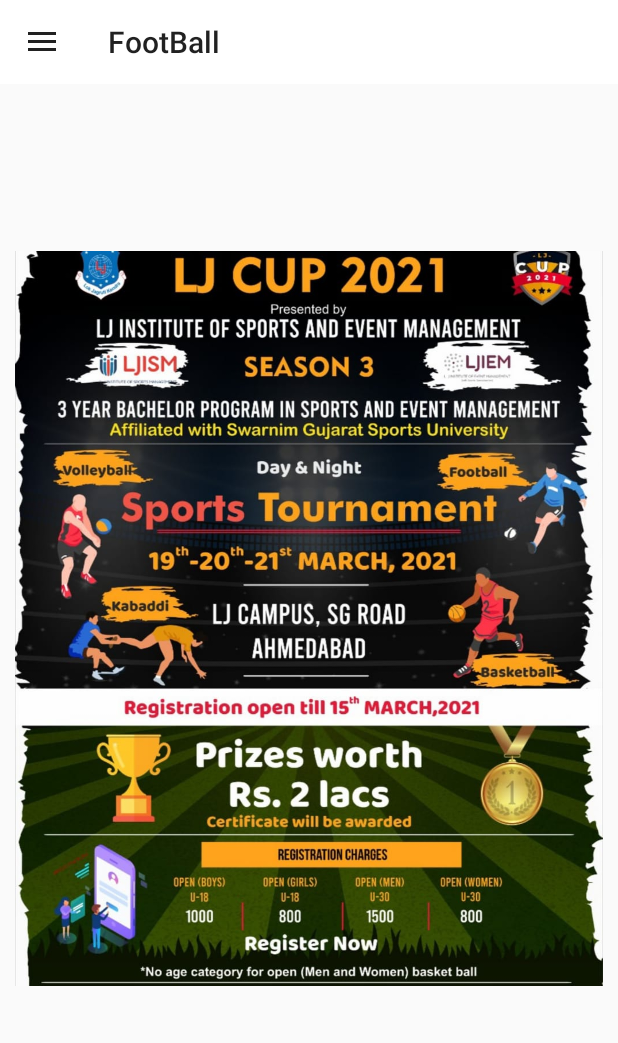
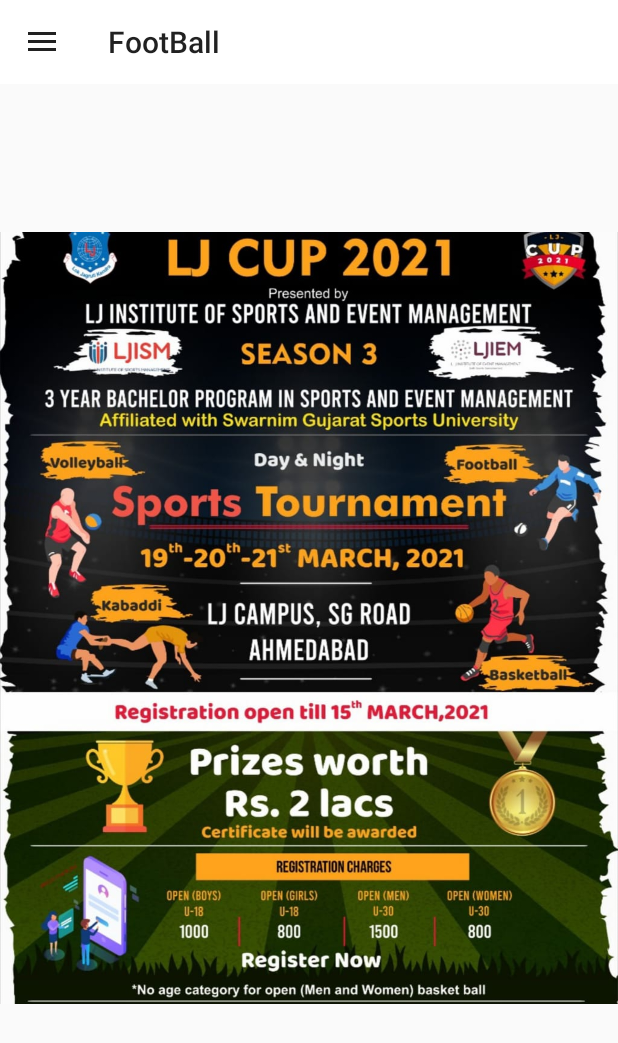
Before and after one commit to Ljcup/Football, an Android app: the Main_Home screen opened directly, with no data from a screen before it, on a phone screen of 412 x 824 dp. Shown: the top 1043 px of the screen. Run offline under Robolectric (Android 15) with nearby library versions, the phone set to English and light mode, and no system bars; our stand-ins replace Firebase (no records; nobody signed in at launch, a user with empty details on screens opened directly).

Commit message:
Initial Commit

```diff
--- a/app/src/main/res/layout/activity_main__home.xml
+++ b/app/src/main/res/layout/activity_main__home.xml
@@ -16,15 +16,16 @@
         app:headerLayout="@layout/header"
         app:menu="@menu/main_menu"
         android:layout_gravity="start" />
+    <ImageView android:layout_height="wrap_content"
+        android:layout_width="wrap_content"
+        android:src="@drawable/ljcup">
 
-    <ImageView
-        android:layout_height="wrap_content"
-        android:layout_width="wrap_content"
-        android:src="@drawable/ljcup"
-        android:padding="10dp"/>
+    </ImageView>
+
     <ScrollView
         android:layout_height="match_parent"
-        android:layout_width="match_parent">
+        android:layout_width="match_parent"
+        >
 
         <androidx.constraintlayout.widget.ConstraintLayout
             android:layout_width="match_parent"
```
Also changed, not shown: app/src/main/res/drawable/ic_baseline_create_24.xml (added, +10 -0 lines), app/src/main/res/drawable/ic_baseline_home_24.xml (added, +10 -0 lines), app/src/main/res/drawable/ic_baseline_sports_24.xml (added, +13 -0 lines).
